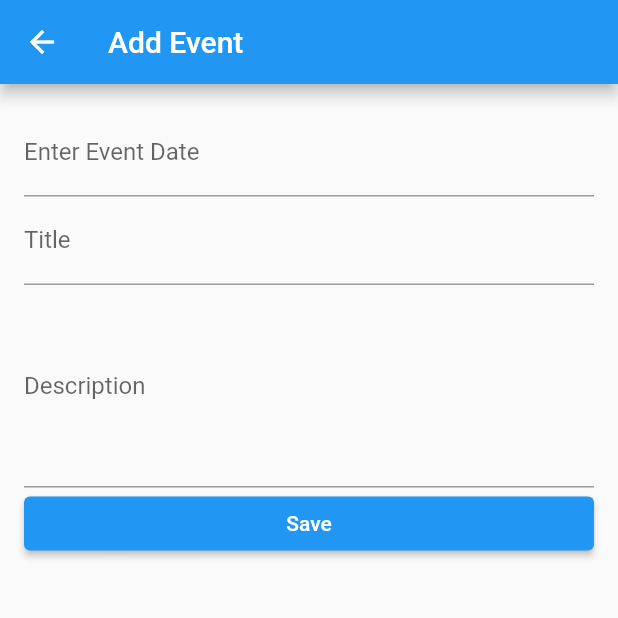
After one commit to saliq-2/cukadmin, a Flutter app: the MyHomePage screen opened directly, after a tap on the "add" icon, on a phone screen of 412 x 824 dp, the top half of it. The commit adds this screen. Run offline on Flutter 3.47's test engine with Material 2 defaults, Android fonts, the phone set to English and light mode, and no system bars; our stand-ins replace cloud_firestore, firebase_core, table_calendar; accounts and stored records are empty.

Commit message:
calendar admin added

```diff
--- /dev/null
+++ b/lib/calendar/add_event.dart
@@ -0,0 +1,109 @@
+import 'package:cloud_firestore/cloud_firestore.dart';
+
+import 'package:flutter/material.dart';
+
+import 'dart:core';
+class AddEvent extends StatefulWidget {
+  final DateTime firstDate;
+  final DateTime lastDate;
+  final DateTime? selectedDate;
+  const AddEvent(
+      {Key? key,
+        required this.firstDate,
+        required this.lastDate,
+        this.selectedDate})
+      : super(key: key);
+
+  @override
+  State<AddEvent> createState() => _AddEventState();
+}
+
+class _AddEventState extends State<AddEvent> {
+  late DateTime _selectedDate;
+  final _titleController = TextEditingController();
+  final _descController = TextEditingController();
+  final dateController = TextEditingController();
+  @override
+  void initState() {
+    super.initState();
+    _selectedDate = widget.selectedDate ?? DateTime.now();
+  }
+
+  @override
+  Widget build(BuildContext context) {
+    return Scaffold(
+      appBar: AppBar(title: const Text("Add Event")),
+      body: ListView(
+        padding: const EdgeInsets.all(16.0),
+        children: [
+          TextField(
+            controller: dateController,
+            readOnly: true,
+            decoration: const InputDecoration(labelText:"Enter Event Date"),
+            onTap: () async{
+              DateTime? newDate = await showDatePicker(
+                  context: context,
+                  initialDate:
+                  _selectedDate ?? DateTime.now(),
+                  firstDate: widget.firstDate,
+                  lastDate: widget.lastDate);
+              if(newDate != null){
+                setState(() {
+                  _selectedDate = newDate;
+                  dateController.text =
+                      newDate.toIso8601String().substring(0,10);
+                });
+              }
+            },
+
+          ),
+
+          // InputDatePickerFormField(
+          //   firstDate: widget.firstDate,
+          //   lastDate: widget.lastDate,
+          //   initialDate: _selectedDate,
+          //   onDateSubmitted: (date) {
+          //     //print(date);
+          //     setState(() {
+          //       _selectedDate = date;
+          //     });
+          //   },
+          // ),
+          TextField(
+            controller: _titleController,
+            maxLines: 1,
+            decoration: const InputDecoration(labelText: 'Title'),
+          ),
+          TextField(
+            controller: _descController,
+            maxLines: 5,
+            decoration: const InputDecoration(labelText: 'Description'),
+          ),
+          ElevatedButton(
+            onPressed: () {
+              _addEvent();
+            },
+            child: const Text("Save"),
+          ),
+        ],
+      ),
+    );
+  }
+
+  void _addEvent()  {
+    final title = _titleController.text;
+    final description = _descController.text;
+    if (title.isEmpty) {
+      // print('title cannot be empty');
+      return;
+    }
+    FirebaseFirestore.instance.collection('events').add({
+      "title": title,
+      "description": description,
+      "date": Timestamp.fromDate(_selectedDate),
+    });
+    //if (mounted) {
+    Navigator.pop<bool>(context, true);
+    // }
+  }
+}
--- /dev/null
+++ b/lib/calendar/edit_events.dart
@@ -0,0 +1,86 @@
+import 'package:cloud_firestore/cloud_firestore.dart';
+import 'package:flutter/material.dart';
+import 'event.dart';
+
+class EditEvent extends StatefulWidget {
+  final DateTime firstDate;
+  final DateTime lastDate;
+  final Event event;
+  const EditEvent({
+    Key? key,
+    required this.firstDate,
+    required this.lastDate,
+    required this.event,
+  }) : super(key: key);
+
+  @override
+  State<EditEvent> createState() => _EditEventState();
+}
+
+class _EditEventState extends State<EditEvent> {
+  late DateTime _selectedDate;
+  late TextEditingController _titleController;
+  late TextEditingController _descController;
+
+  @override
+  void initState() {
+    super.initState();
+    _selectedDate = widget.event.date;
+    _titleController = TextEditingController(text: widget.event.title);
+    _descController = TextEditingController(text: widget.event.description);
+  }
+
+  @override
+  Widget build(BuildContext context) {
+    return Scaffold(
+      appBar: AppBar(title: const Text("Edit Event")),
+      body: ListView(
+        padding: const EdgeInsets.all(16.0),
+        children: [
+          InputDatePickerFormField(
+            firstDate: widget.firstDate,
+            lastDate: widget.lastDate,
+            initialDate: _selectedDate,
+            onDateSubmitted: (date) {
+              setState(() {
+                _selectedDate = date;
+              });
+            },
+          ),
+          TextField(
+            controller: _titleController,
+            maxLines: 1,
+            decoration: const InputDecoration(labelText: 'title'),
+          ),
+          TextField(
+            controller: _descController,
+            maxLines: 5,
+            decoration: const InputDecoration(labelText: 'description'),
+          ),
+          ElevatedButton(
+            onPressed: () {
+              _saveEvent();
+            },
+            child: const Text("Save"),
+          ),
+        ],
+      ),
+    );
+  }
+
+  void _saveEvent() async {
+    final title = _titleController.text;
+    final description = _descController.text;
+    if (title.isEmpty) {
+      return;
+    }
+    await FirebaseFirestore.instance.collection('events').doc(widget.event.id).update({
+      "title": title,
+      "description": description,
+      "date": Timestamp.fromDate(_selectedDate),
+    });
+    if (mounted) {
+      Navigator.pop<bool>(context, true);
+    }
+  }
+}
--- /dev/null
+++ b/lib/calendar/event.dart
@@ -0,0 +1,33 @@
+import 'package:cloud_firestore/cloud_firestore.dart';
+
+class Event {
+  final String title;
+  final String? description;
+  final DateTime date;
+  final String id;
+  Event({
+    required this.title,
+    this.description,
+    required this.date,
+    required this.id,
+  });
+
+  factory Event.fromFirestore(DocumentSnapshot<Map<String, dynamic>> snapshot,
+      [SnapshotOptions? options]) {
+    final data = snapshot.data()!;
+    return Event(
+      date: data['date'].toDate(),
+      title: data['title'],
+      description: data['description'],
+      id: snapshot.id,
+    );
+  }
+
+  Map<String, Object?> toFirestore() {
+    return {
+      "date": Timestamp.fromDate(date),
+      "title": title,
+      "description": description
+    };
+  }
+}
--- /dev/null
+++ b/lib/calendar/homepage.dart
@@ -0,0 +1,266 @@
+import 'dart:collection';
+
+import 'package:cloud_firestore/cloud_firestore.dart';
+import 'package:flutter/material.dart';
+import 'package:table_calendar/table_calendar.dart';
+import 'event.dart';
+import 'add_event.dart';
+import 'edit_events.dart';
+import 'event_item.dart';
+
+class MyHomePage extends StatefulWidget {
+  const MyHomePage({Key? key}) : super(key: key);
+
+  @override
+  State<MyHomePage> createState() => _MyHomePageState();
+}
+
+class _MyHomePageState extends State<MyHomePage> {
+  late DateTime _focusedDay;
+  late DateTime _firstDay;
+  late DateTime _lastDay;
+  late DateTime _selectedDay;
+  late CalendarFormat _calendarFormat;
+  late Map<DateTime, List<Event>> _events;
+
+  int getHashCode(DateTime key) {
+    return key.day * 1000000 + key.month * 10000 + key.year;
+  }
+
+  @override
+  void initState() {
+    super.initState();
+    _events = LinkedHashMap(
+      equals: isSameDay,
+      hashCode: getHashCode,
+    );
+    _focusedDay = DateTime.now();
+    _firstDay = DateTime.utc(2020, 1, 1);
+    _lastDay = DateTime.utc(2030, 12, 31);
+    _selectedDay = DateTime.now();
+    _calendarFormat = CalendarFormat.month;
+    _loadFirestoreEvents();
+  }
+
+  _loadFirestoreEvents() async {
+    final firstDay = DateTime(_focusedDay.year, _focusedDay.month, 1);
+    final lastDay = DateTime(_focusedDay.year, _focusedDay.month + 1, 0);
+    _events = {};
+
+    final snap = await FirebaseFirestore.instance
+        .collection('events')
+        .where('date', isGreaterThanOrEqualTo: firstDay)
+        .where('date', isLessThanOrEqualTo: lastDay)
+        .get();
+    for (var doc in snap.docs) {
+      final event = Event.fromFirestore(doc);
+      final day = DateTime.utc(event.date.year, event.date.month, event.date.day);
+      if (_events[day] == null) {
+        _events[day] = [];
+      }
+      _events[day]!.add(event);
+    }
+    setState(() {});
+  }
+
+  List<Event> _getEventsForTheDay(DateTime day) {
+    return _events[day] ?? [];
+  }
+
+  @override
+  Widget build(BuildContext context) {
+    return Scaffold(
+      appBar: AppBar(title: const Text('Calendar')),
+      body: Column(
+        children: [
+          Card(
+            margin: EdgeInsets.all(8),
+            clipBehavior: Clip.antiAlias,
+            child: TableCalendar(
+              formatAnimationCurve: Curves.easeIn,
+
+              headerStyle: const HeaderStyle(formatButtonVisible: false, titleCentered: true,
+              decoration: BoxDecoration(
+                color: Colors.green
+              )
+
+              ),
+              eventLoader: _getEventsForTheDay,
+              calendarFormat: _calendarFormat,
+              onFormatChanged: (format) {
+                setState(() {
+                  _calendarFormat = format;
+                });
+              },
+              focusedDay: _focusedDay,
+              firstDay: _firstDay,
+              lastDay: _lastDay,
+              onPageChanged: (focusedDay) {
+                setState(() {
+                  _focusedDay = focusedDay;
+                });
+                _loadFirestoreEvents();
+              },
+              selectedDayPredicate: (day) => isSameDay(day, _selectedDay),
+              onDaySelected: (selectedDay, focusedDay) {
+                setState(() {
+                  _selectedDay = selectedDay;
+                  _focusedDay = focusedDay;
+                });
+              },
+              calendarStyle: const CalendarStyle(
+                rowDecoration: BoxDecoration(
+                  border: Border(
+                    top: BorderSide(width: 1,color: Colors.green)
+                  )
+                ),
+
+                weekendTextStyle: TextStyle(color: Colors.red, fontWeight: FontWeight.bold),
+                selectedDecoration: BoxDecoration(shape: BoxShape.circle, color: Colors.green),
+              ),
+            ),
+          ),
+          Text("*Mulsim Holidays are subject to the appearance of moon"),
+          ..._getEventsForTheDay(_selectedDay).map(
+                (event) => EventItem(
+                event: event,
+                onTap: () async {
+                  final res = await Navigator.push<bool>(
+                    context,
+                    MaterialPageRoute(
+                      builder: (_) => EditEvent(
+                          firstDate: _firstDay,
+                          lastDate: _lastDay,
+                          event: event),
+                    ),
+                  );
+                  if (res ?? false) {
+                    _loadFirestoreEvents();
+                  }
+                },
+                onDelete: () async {
+                  final delete = await showDialog<bool>(
+                    context: context,
+                    builder: (_) => AlertDialog(
+                      title: const Text("Delete Event?"),
+                      content: const Text("Are you sure you want to delete?"),
+                      actions: [
+                        TextButton(
+                          onPressed: () => Navigator.pop(context, false),
+                          style: TextButton.styleFrom(
+                            backgroundColor: Colors.black,
+                          ),
+                          child: const Text("No"),
+                        ),
+                        TextButton(
+                          onPressed: () => Navigator.pop(context, true),
+                          style: TextButton.styleFrom(
+                            backgroundColor: Colors.red,
+                          ),
+                          child: const Text("Yes"),
+                        ),
+                      ],
+                    ),
+                  );
+                  if (delete ?? false) {
+                    await FirebaseFirestore.instance
+                        .collection('events')
+                        .doc(event.id)
+                        .delete();
+                    _loadFirestoreEvents();
+                  }
+                }
+            ),
+          ),
+
+
+          Expanded(
+            child: ListView.builder(
+              itemCount: _events.length,
+              itemBuilder: (context, index) {
+                DateTime day = _events.keys.elementAt(index);
+                List<Event> eventsForTheDay = _events[day] ?? [];
+                return ExpansionTile(
+                  title: Text(
+                    "${day.day}/${day.month}/${day.year}",
+                    style: TextStyle(fontWeight: FontWeight.bold,color: Colors.red),
+                  ),
+                  children: eventsForTheDay.map((event) {
+                    return EventItem(
+                      event: event,
+                      onTap: () async {
+                        final res = await Navigator.push<bool>(
+                          context,
+                          MaterialPageRoute(
+                            builder: (_) => EditEvent(
+                              firstDate: _firstDay,
+                              lastDate: _lastDay,
+                              event: event,
+                            ),
+                          ),
+                        );
+                        if (res ?? false) {
+                          _loadFirestoreEvents();
+                        }
+                      },
+                      onDelete: () async {
+                        final delete = await showDialog<bool>(
+                          context: context,
+                          builder: (_) => AlertDialog(
+                            title: const Text("Delete Event?"),
+                            content: const Text("Are you sure you want to delete?"),
+                            actions: [
+                              TextButton(
+                                onPressed: () => Navigator.pop(context, false),
+                                style: TextButton.styleFrom(
+                                  backgroundColor: Colors.black,
+                                ),
+                                child: const Text("No"),
+                              ),
+                              TextButton(
+                                onPressed: () => Navigator.pop(context, true),
+                                style: TextButton.styleFrom(
+                                  backgroundColor: Colors.red,
+                                ),
+                                child: const Text("Yes"),
+                              ),
+                            ],
+                          ),
+                        );
+                        if (delete ?? false) {
+                          await FirebaseFirestore.instance.collection('events').doc(event.id).delete();
+                          _loadFirestoreEvents();
+                        }
+                      },
+                    );
+                  }).toList(),
+                );
+              },
+            ),
+          ),
+        ],
+      ),
+      floatingActionButton: Padding(
+        padding: EdgeInsets.only(bottom: 100),
+        child: FloatingActionButton(
+          onPressed: () async {
+            final result = await Navigator.push<bool>(
+              context,
+              MaterialPageRoute(
+                builder: (_) => AddEvent(
+                  firstDate: _firstDay,
+                  lastDate: _lastDay,
+                  selectedDate: _selectedDay,
+                ),
+              ),
+            );
+            if (result ?? false) {
+              _loadFirestoreEvents();
+            }
+          },
+          child: const Icon(Icons.add),
+        ),
+      ),
+    );
+  }
+}
--- a/lib/main.dart
+++ b/lib/main.dart
@@ -1,4 +1,5 @@
 import 'package:admincalend/home/homepage.dart';
+import 'package:admincalend/options.dart';
 import 'package:firebase_core/firebase_core.dart';
 import 'package:flutter/material.dart';
 
@@ -35,7 +36,7 @@ class MyApp extends StatelessWidget {
         // is not restarted.
         primarySwatch: Colors.blue,
       ),
-      home: const CRUDEoperation(),
+      home:  options(),
     );
   }
 }
```
Also changed, not shown: lib/calendar/calendar.dart (added, +12 -0 lines), lib/calendar/event_item.dart (added, +33 -0 lines), lib/home/homepage.dart (+57 -3 lines), lib/options.dart (added, +27 -0 lines), lib/calendar/hello.dart (added).
